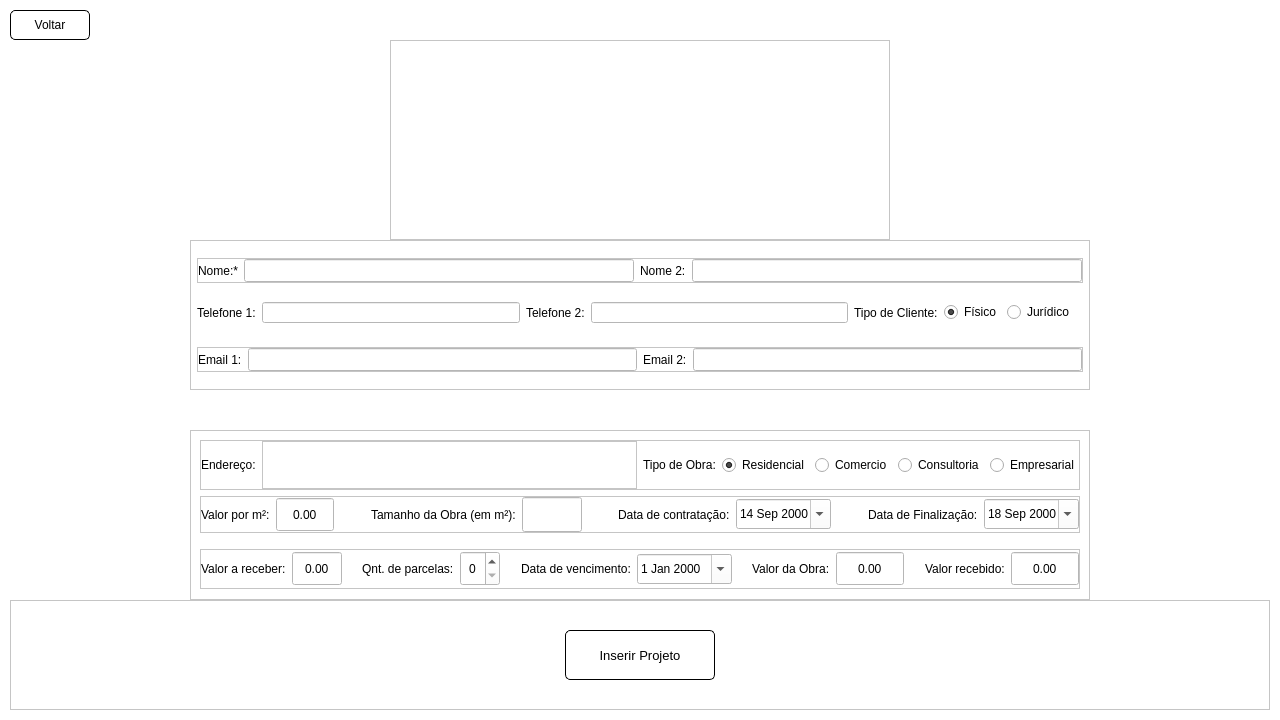
Before: the Qt Designer form screens/new_project.ui in devfabri/Arquitetura-Pereira, drawn with Qt 5.
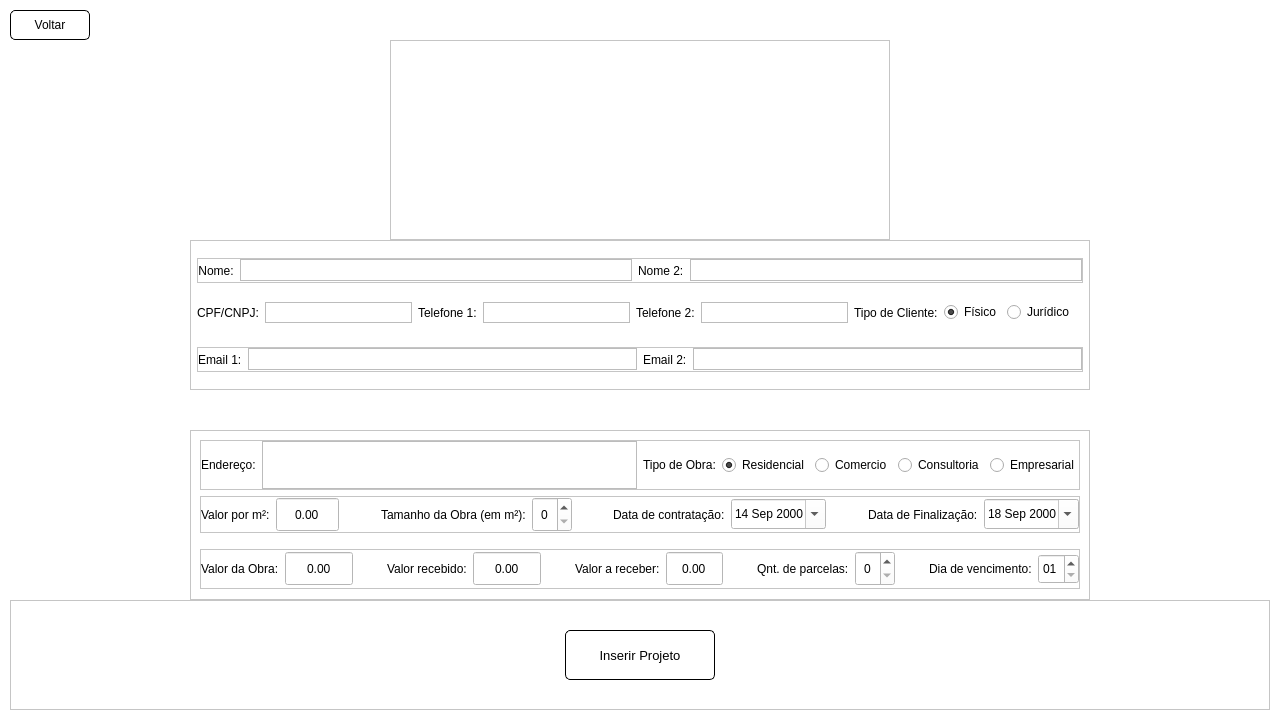
After: the same form once the commit is applied. Icons and pictures are not drawn.

```diff
--- a/screens/new_project.ui
+++ b/screens/new_project.ui
@@ -216,7 +216,7 @@
           <item>
            <widget class="QLabel" name="label">
             <property name="text">
-             <string>Nome:*</string>
+             <string>Nome:</string>
             </property>
             <property name="alignment">
              <set>Qt::AlignCenter</set>
@@ -230,6 +230,23 @@
               <pointsize>11</pointsize>
              </font>
             </property>
+            <property name="styleSheet">
+             <string notr="true">QLineEdit {
+border-width: 1px;
+border-style: solid;
+border-color: rgb(188, 188, 188);
+}
+
+QLineEdit:hover{
+	border-color: rgb(149, 149, 149);
+}</string>
+            </property>
+            <property name="frame">
+             <bool>true</bool>
+            </property>
+            <property name="echoMode">
+             <enum>QLineEdit::Normal</enum>
+            </property>
            </widget>
           </item>
           <item>
@@ -246,6 +263,17 @@
               <pointsize>11</pointsize>
              </font>
             </property>
+            <property name="styleSheet">
+             <string notr="true">QLineEdit {
+border-width: 1px;
+border-style: solid;
+border-color: rgb(188, 188, 188);
+}
+
+QLineEdit:hover{
+	border-color: rgb(149, 149, 149);
+}</string>
+            </property>
            </widget>
           </item>
          </layout>
@@ -275,6 +303,33 @@
           <property name="topMargin">
            <number>0</number>
           </property>
+          <item>
+           <widget class="QLabel" name="label_20">
+            <property name="text">
+             <string>CPF/CNPJ:</string>
+            </property>
+           </widget>
+          </item>
+          <item>
+           <widget class="QLineEdit" name="cpf">
+            <property name="font">
+             <font>
+              <pointsize>11</pointsize>
+             </font>
+            </property>
+            <property name="styleSheet">
+             <string notr="true">QLineEdit {
+border-width: 1px;
+border-style: solid;
+border-color: rgb(188, 188, 188);
+}
+
+QLineEdit:hover{
+	border-color: rgb(149, 149, 149);
+}</string>
+            </property>
+           </widget>
+          </item>
           <item>
            <widget class="QLabel" name="label_3">
             <property name="text">
@@ -289,8 +344,19 @@
               <pointsize>11</pointsize>
              </font>
             </property>
-            <property name="inputMask">
-             <string/>
+            <property name="styleSheet">
+             <string notr="true">QLineEdit {
+border-width: 1px;
+border-style: solid;
+border-color: rgb(188, 188, 188);
+}
+
+QLineEdit:hover{
+	border-color: rgb(149, 149, 149);
+}</string>
+            </property>
+            <property name="inputMethodHints">
+             <set>Qt::ImhNone</set>
             </property>
             <property name="text">
              <string/>
@@ -320,6 +386,17 @@
               <pointsize>11</pointsize>
              </font>
             </property>
+            <property name="styleSheet">
+             <string notr="true">QLineEdit {
+border-width: 1px;
+border-style: solid;
+border-color: rgb(188, 188, 188);
+}
+
+QLineEdit:hover{
+	border-color: rgb(149, 149, 149);
+}</string>
+            </property>
            </widget>
           </item>
           <item>
@@ -396,6 +473,20 @@
               <pointsize>11</pointsize>
              </font>
             </property>
+            <property name="styleSheet">
+             <string notr="true">QLineEdit {
+border-width: 1px;
+border-style: solid;
+border-color: rgb(188, 188, 188);
+}
+
+QLineEdit:hover{
+	border-color: rgb(149, 149, 149);
+}</string>
+            </property>
+            <property name="inputMethodHints">
+             <set>Qt::ImhEmailCharactersOnly</set>
+            </property>
            </widget>
           </item>
           <item>
@@ -412,6 +503,17 @@
               <pointsize>11</pointsize>
              </font>
             </property>
+            <property name="styleSheet">
+             <string notr="true">QLineEdit {
+border-width: 1px;
+border-style: solid;
+border-color: rgb(188, 188, 188);
+}
+
+QLineEdit:hover{
+	border-color: rgb(149, 149, 149);
+}</string>
+            </property>
            </widget>
           </item>
          </layout>
@@ -514,6 +616,17 @@
               <height>40</height>
              </size>
             </property>
+            <property name="styleSheet">
+             <string notr="true">QTextEdit {
+border-width: 1px;
+border-style: solid;
+border-color: rgb(188, 188, 188);
+}
+
+QTextEdit:hover{
+	border-color: rgb(149, 149, 149);
+}</string>
+            </property>
            </widget>
           </item>
           <item>
@@ -634,18 +747,15 @@
            </widget>
           </item>
           <item>
-           <widget class="QLineEdit" name="tamanho_obra">
+           <widget class="QSpinBox" name="tamanho_obra">
             <property name="minimumSize">
              <size>
-              <width>60</width>
+              <width>40</width>
               <height>35</height>
              </size>
             </property>
-            <property name="maximumSize">
-             <size>
-              <width>50</width>
-              <height>16777215</height>
-             </size>
+            <property name="alignment">
+             <set>Qt::AlignCenter</set>
             </property>
            </widget>
           </item>
@@ -681,11 +791,15 @@
              <bool>false</bool>
             </property>
             <property name="styleSheet">
-             <string notr="true">background-color: rgb(255, 255, 255);</string>
+             <string notr="true">color: rgb(0, 0, 0);
+</string>
             </property>
             <property name="wrapping">
              <bool>false</bool>
             </property>
+            <property name="frame">
+             <bool>true</bool>
+            </property>
             <property name="alignment">
              <set>Qt::AlignCenter</set>
             </property>
@@ -733,7 +847,7 @@
              </size>
             </property>
             <property name="styleSheet">
-             <string notr="true">background-color: rgb(255, 255, 255);r</string>
+             <string notr="true">color: rgb(0,0,0);r</string>
             </property>
             <property name="minimumDateTime">
              <datetime>
@@ -783,6 +897,84 @@
           <property name="bottomMargin">
            <number>0</number>
           </property>
+          <item>
+           <widget class="QLabel" name="label_12">
+            <property name="text">
+             <string>Valor da Obra:</string>
+            </property>
+           </widget>
+          </item>
+          <item>
+           <widget class="QDoubleSpinBox" name="valor_obra">
+            <property name="minimumSize">
+             <size>
+              <width>0</width>
+              <height>35</height>
+             </size>
+            </property>
+            <property name="alignment">
+             <set>Qt::AlignCenter</set>
+            </property>
+            <property name="buttonSymbols">
+             <enum>QAbstractSpinBox::NoButtons</enum>
+            </property>
+            <property name="maximum">
+             <double>99999999999.000000000000000</double>
+            </property>
+           </widget>
+          </item>
+          <item>
+           <spacer name="horizontalSpacer_6">
+            <property name="orientation">
+             <enum>Qt::Horizontal</enum>
+            </property>
+            <property name="sizeHint" stdset="0">
+             <size>
+              <width>40</width>
+              <height>20</height>
+             </size>
+            </property>
+           </spacer>
+          </item>
+          <item>
+           <widget class="QLabel" name="label_13">
+            <property name="text">
+             <string>Valor recebido:</string>
+            </property>
+           </widget>
+          </item>
+          <item>
+           <widget class="QDoubleSpinBox" name="valor_recebido">
+            <property name="minimumSize">
+             <size>
+              <width>0</width>
+              <height>35</height>
+             </size>
+            </property>
+            <property name="alignment">
+             <set>Qt::AlignCenter</set>
+            </property>
+            <property name="buttonSymbols">
+             <enum>QAbstractSpinBox::NoButtons</enum>
+            </property>
+            <property name="maximum">
+             <double>999999999999.000000000000000</double>
+            </property>
+           </widget>
+          </item>
+          <item>
+           <spacer name="horizontalSpacer_4">
+            <property name="orientation">
+             <enum>Qt::Horizontal</enum>
+            </property>
+            <property name="sizeHint" stdset="0">
+             <size>
+              <width>40</width>
+              <height>20</height>
+             </size>
+            </property>
+           </spacer>
+          </item>
           <item>
            <widget class="QLabel" name="label_14">
             <property name="text">
@@ -810,7 +1002,7 @@
            </widget>
           </item>
           <item>
-           <spacer name="horizontalSpacer_4">
+           <spacer name="horizontalSpacer_5">
             <property name="orientation">
              <enum>Qt::Horizontal</enum>
             </property>
@@ -861,7 +1053,7 @@
           <item>
            <widget class="QLabel" name="label_19">
             <property name="text">
-             <string>Data de vencimento:</string>
+             <string>Dia de vencimento:</string>
             </property>
            </widget>
           </item>
@@ -873,6 +1065,9 @@
               <height>30</height>
              </size>
             </property>
+            <property name="styleSheet">
+             <string notr="true">color:black;</string>
+            </property>
             <property name="wrapping">
              <bool>false</bool>
             </property>
@@ -882,92 +1077,17 @@
             <property name="readOnly">
              <bool>false</bool>
             </property>
+            <property name="displayFormat">
+             <string>dd</string>
+            </property>
             <property name="calendarPopup">
-             <bool>true</bool>
+             <bool>false</bool>
             </property>
             <property name="timeSpec">
              <enum>Qt::LocalTime</enum>
             </property>
            </widget>
           </item>
-          <item>
-           <spacer name="horizontalSpacer_5">
-            <property name="orientation">
-             <enum>Qt::Horizontal</enum>
-            </property>
-            <property name="sizeHint" stdset="0">
-             <size>
-              <width>40</width>
-              <height>20</height>
-             </size>
-            </property>
-           </spacer>
-          </item>
-          <item>
-           <widget class="QLabel" name="label_12">
-            <property name="text">
-             <string>Valor da Obra:</string>
-            </property>
-           </widget>
-          </item>
-          <item>
-           <widget class="QDoubleSpinBox" name="valor_obra">
-            <property name="minimumSize">
-             <size>
-              <width>0</width>
-              <height>35</height>
-             </size>
-            </property>
-            <property name="alignment">
-             <set>Qt::AlignCenter</set>
-            </property>
-            <property name="buttonSymbols">
-             <enum>QAbstractSpinBox::NoButtons</enum>
-            </property>
-            <property name="maximum">
-             <double>99999999999.000000000000000</double>
-            </property>
-           </widget>
-          </item>
-          <item>
-           <spacer name="horizontalSpacer_6">
-            <property name="orientation">
-             <enum>Qt::Horizontal</enum>
-            </property>
-            <property name="sizeHint" stdset="0">
-             <size>
-              <width>40</width>
-              <height>20</height>
-             </size>
-            </property>
-           </spacer>
-          </item>
-          <item>
-           <widget class="QLabel" name="label_13">
-            <property name="text">
-             <string>Valor recebido:</string>
-            </property>
-           </widget>
-          </item>
-          <item>
-           <widget class="QDoubleSpinBox" name="valor_recebido">
-            <property name="minimumSize">
-             <size>
-              <width>0</width>
-              <height>35</height>
-             </size>
-            </property>
-            <property name="alignment">
-             <set>Qt::AlignCenter</set>
-            </property>
-            <property name="buttonSymbols">
-             <enum>QAbstractSpinBox::NoButtons</enum>
-            </property>
-            <property name="maximum">
-             <double>999999999999.000000000000000</double>
-            </property>
-           </widget>
-          </item>
          </layout>
         </widget>
        </item>
```
